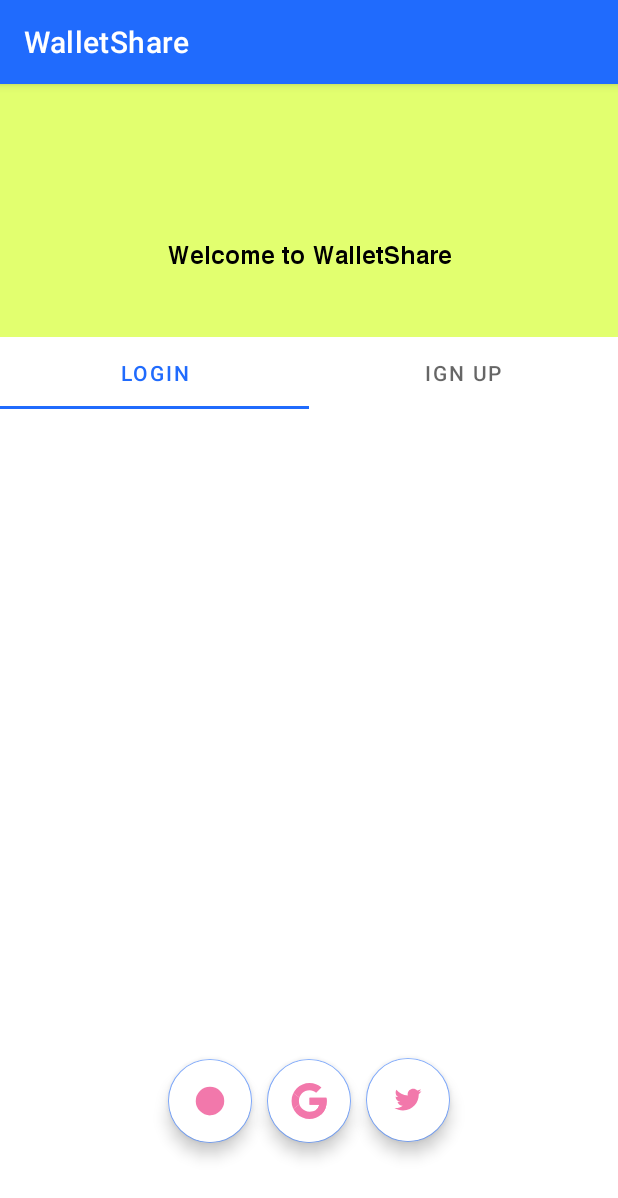
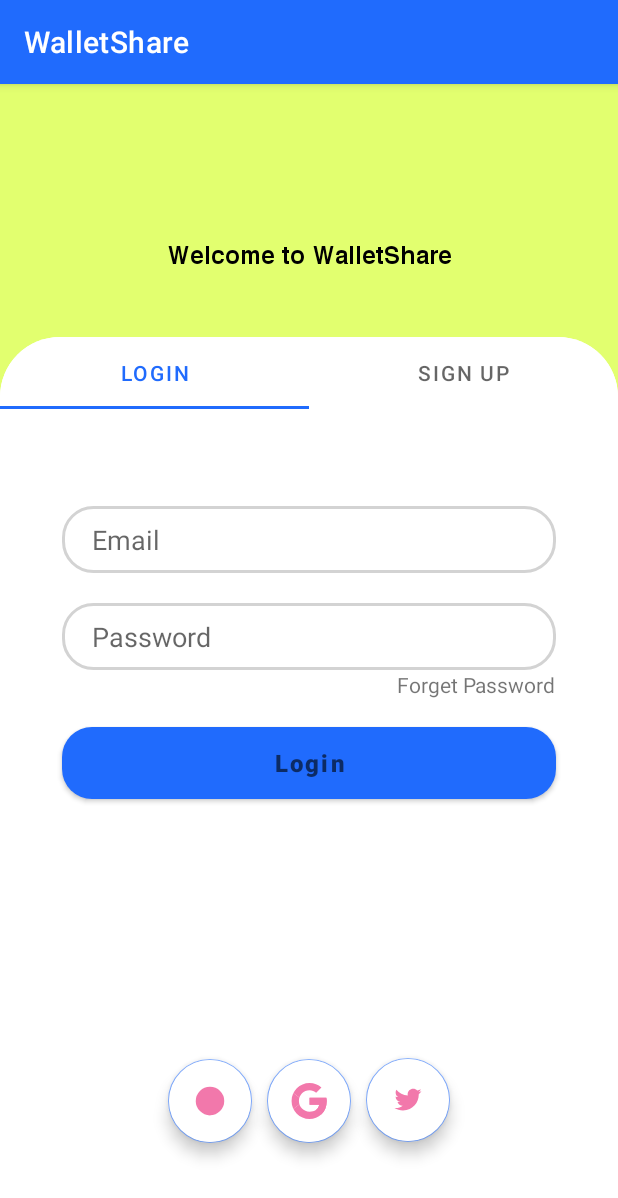
Before and after one commit to MrSachin7/WalletShare, an Android app: the screen it shows after launch (LoginActivity), on a phone screen of 412 x 824 dp. Shown: the top 1198 px of the screen. Run offline under Robolectric (Android 15) with nearby library versions, the phone set to English and light mode, and no system bars.

Commit message:
Viewpager 2 done and dusted

```diff
--- a/app/src/main/java/com/sachin_himal/walletshare/login/LoginActivity.java
+++ b/app/src/main/java/com/sachin_himal/walletshare/login/LoginActivity.java
@@ -1,5 +1,6 @@
 package com.sachin_himal.walletshare.login;
 
+import androidx.annotation.NonNull;
 import androidx.appcompat.app.AppCompatActivity;
 import androidx.viewpager.widget.ViewPager;
 import androidx.viewpager2.widget.ViewPager2;
@@ -8,6 +9,7 @@ import android.os.Bundle;
 
 import com.google.android.material.floatingactionbutton.FloatingActionButton;
 import com.google.android.material.tabs.TabLayout;
+import com.google.android.material.tabs.TabLayoutMediator;
 import com.sachin_himal.walletshare.R;
 
 public class LoginActivity extends AppCompatActivity {
@@ -56,13 +58,18 @@ public class LoginActivity extends AppCompatActivity {
         loginAdapter.addFragment(new SignUpTabFragment());
         viewPager.setOrientation(ViewPager2.ORIENTATION_HORIZONTAL);
         viewPager.setAdapter(loginAdapter);
+        new TabLayoutMediator(tabLayout, viewPager, (tab, position) -> {
+            if (position==0) tab.setText(R.string.login);
+            else if (position==1) tab.setText(R.string.sign_up);
+
+        }).attach();
+
     }
 
     private void initializeTab() {
 
-        tabLayout.addTab(tabLayout.newTab().setText(R.string.login));
-        tabLayout.addTab(tabLayout.newTab().setText(R.string.sign_up));
         tabLayout.setTabGravity(TabLayout.GRAVITY_FILL);
+
     }
 
     private void initializeAllFields() {
--- a/app/src/main/java/com/sachin_himal/walletshare/login/LoginTabFragment.java
+++ b/app/src/main/java/com/sachin_himal/walletshare/login/LoginTabFragment.java
@@ -22,6 +22,9 @@ public class LoginTabFragment extends Fragment
     TextView forgetPassword;
     float alpha;
 
+    public LoginTabFragment(){
+
+    }
 
     @Nullable
     @Override
@@ -29,11 +32,12 @@ public class LoginTabFragment extends Fragment
 
         View view = inflater.inflate(R.layout.login_tab_fragment, container, false);
         initializeAllFields(view);
-        showAnimation();
+//        showAnimation();
 
         return view;
 
     }
+
 
     private void showAnimation() {
         email.setTranslationY(800);
--- a/app/src/main/java/com/sachin_himal/walletshare/login/SignUpTabFragment.java
+++ b/app/src/main/java/com/sachin_himal/walletshare/login/SignUpTabFragment.java
@@ -14,6 +14,10 @@ import com.sachin_himal.walletshare.R;
 public class SignUpTabFragment extends Fragment {
 
 
+    public SignUpTabFragment(){
+
+    }
+
     @Nullable
     @Override
     public View onCreateView(@NonNull LayoutInflater inflater, @Nullable ViewGroup container, @Nullable Bundle savedInstanceState) {
--- a/app/src/main/res/layout/activity_login.xml
+++ b/app/src/main/res/layout/activity_login.xml
@@ -32,6 +32,18 @@
         app:layout_constraintTop_toTopOf="parent"
         app:layout_constraintVertical_bias="1">
 
+
+        <com.google.android.material.tabs.TabLayout
+            android:id="@+id/tab_layout"
+            android:layout_width="match_parent"
+            android:layout_height="wrap_content"
+            app:layout_constraintBottom_toBottomOf="parent"
+            app:layout_constraintEnd_toEndOf="parent"
+            app:layout_constraintStart_toStartOf="parent"
+            app:layout_constraintTop_toTopOf="parent"
+            android:background="@drawable/vie_bg"
+            app:layout_constraintVertical_bias="0" />
+
         <androidx.viewpager2.widget.ViewPager2
             android:id="@+id/view_pager"
             android:layout_width="match_parent"
@@ -41,18 +53,10 @@
             app:layout_constraintHeight_percent=".7"
             app:layout_constraintStart_toStartOf="parent"
             app:layout_constraintTop_toTopOf="@id/tab_layout"
-            app:layout_constraintVertical_bias="0" />
+            app:layout_constraintVertical_bias="0.0" />
 
 
-        <com.google.android.material.tabs.TabLayout
-            android:id="@+id/tab_layout"
-            android:layout_width="match_parent"
-            android:layout_height="wrap_content"
-            app:layout_constraintBottom_toBottomOf="parent"
-            app:layout_constraintEnd_toEndOf="parent"
-            app:layout_constraintStart_toStartOf="parent"
-            app:layout_constraintTop_toTopOf="parent"
-            app:layout_constraintVertical_bias="0" />
+
 
         <com.google.android.material.floatingactionbutton.FloatingActionButton
             android:id="@+id/fab_google"
--- a/app/src/main/res/layout/login_tab_fragment.xml
+++ b/app/src/main/res/layout/login_tab_fragment.xml
@@ -10,7 +10,7 @@
         android:layout_width="0dp"
         android:layout_height="wrap_content"
         android:background="@drawable/edittext_bg"
-        android:hint="@string/email"
+        android:hint="Email"
         android:paddingLeft="20dp"
         android:paddingTop="10dp"
         android:paddingBottom="10dp"
@@ -29,7 +29,7 @@
         android:layout_height="wrap_content"
         android:layout_marginTop="20dp"
         android:background="@drawable/edittext_bg"
-        android:hint="@string/password"
+        android:hint="Password"
         android:paddingLeft="20dp"
         android:paddingTop="10dp"
         android:paddingBottom="10dp"
@@ -46,7 +46,7 @@
         android:layout_width="0dp"
         android:layout_height="wrap_content"
         android:background="@drawable/btn_bg"
-        android:hint="@string/login"
+        android:hint="Login"
         android:textSize="16sp"
         android:textStyle="bold"
         app:layout_constraintBottom_toBottomOf="parent"
--- a/app/src/main/res/layout/signup_tab_fragment.xml
+++ b/app/src/main/res/layout/signup_tab_fragment.xml
@@ -115,8 +115,8 @@
         app:layout_constraintBottom_toBottomOf="parent"
         app:layout_constraintEnd_toEndOf="parent"
         app:layout_constraintStart_toStartOf="parent"
-        app:layout_constraintTop_toTopOf="parent"
-        app:layout_constraintVertical_bias="0.7"
+        app:layout_constraintTop_toBottomOf="@+id/confirmPasswordCreate"
+        app:layout_constraintVertical_bias="0.13"
         app:layout_constraintWidth_percent="0.8" />
 
 </androidx.constraintlayout.widget.ConstraintLayout>
--- a/app/src/main/res/values/colors.xml
+++ b/app/src/main/res/values/colors.xml
@@ -3,6 +3,7 @@
 
     <color name="white"> #FFFFFF</color>
     <color name="black"> #000000</color>
+    <color name="palette_black">#333333</color>
     <color name="palette_blue">#206BFD</color>
     <color name="palette_yellow">#FFF275</color>
     <color name="palette_light_purple">#9984D4</color>
--- a/app/src/main/res/values/strings.xml
+++ b/app/src/main/res/values/strings.xml
@@ -2,7 +2,7 @@
     <string name="app_name">WalletShare</string>
     <string name="welcome">Welcome to WalletShare</string>
     <string name="login">Login</string>
-    <string name="sign_up"> ign up</string>
+    <string name="sign_up">Sign up</string>
     <string name="firstname">First name</string>
     <string name="lastname">Last name</string>
     <string name="password">Password</string>
```
